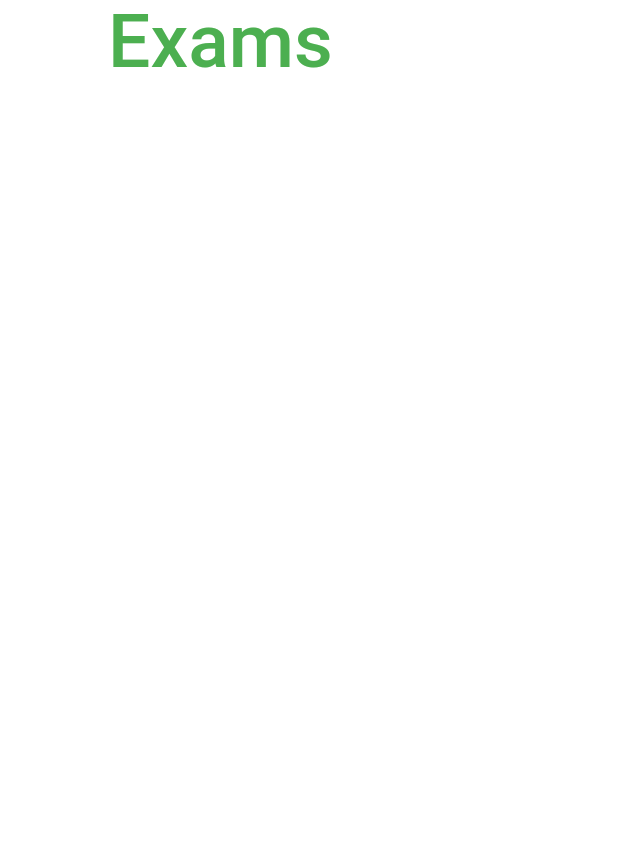
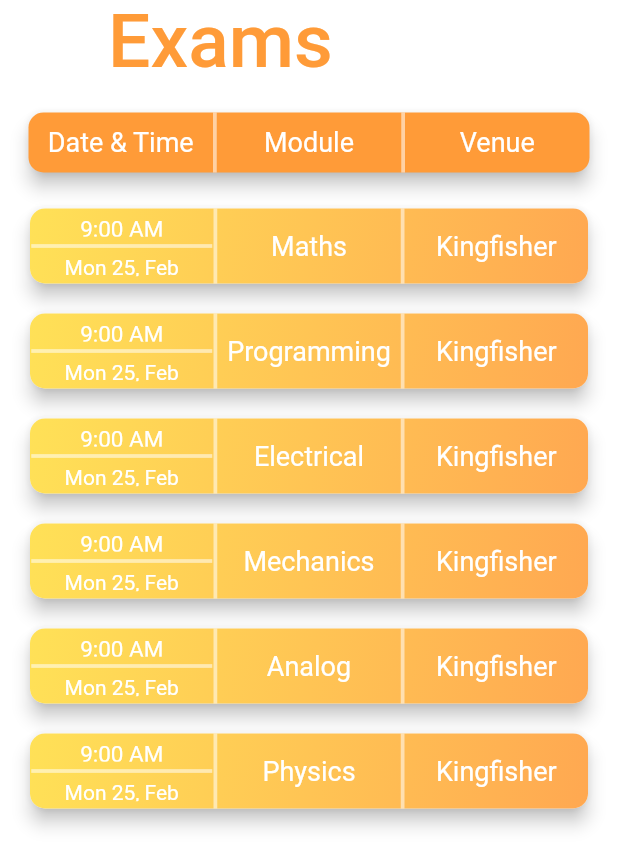
Before and after one commit to abishek-bupathi/college-companion, a Flutter app: the Exams screen opened directly, on a phone screen of 412 x 824 dp. Shown: the top 867 px of the screen. Run offline on Flutter 3.47's test engine with Material 2 defaults, Android fonts, the phone set to English and light mode, and no system bars; our stand-ins replace flutter_calendar_carousel, flutter_datetime_picker.

Commit message:
Added exam list view

```diff
--- a/lib/exams.dart
+++ b/lib/exams.dart
@@ -1,9 +1,18 @@
 import 'package:flutter/material.dart';
+import './main.dart';
 
-class Exams extends StatelessWidget{
+class Exams extends StatefulWidget{
 
   @override
+  _ExamsState createState() => _ExamsState();
+}
+
+class _ExamsState extends State<Exams> {
+  @override
   Widget build(BuildContext context) {
+    int orange_dark = 0xFFFF9B38;
+    List<String> examList = MyApp().modules;
+    double width = (MediaQuery.of(context).size.width - 50)/3 ;
     return Container(
       color: Colors.white,
       child: Scaffold(
@@ -13,9 +22,142 @@ class Exams extends StatelessWidget{
             elevation: 0,
             backgroundColor: Colors.transparent,
             title: Text('Exams',
-                style: TextStyle(fontSize: 50, color: Colors.green)),
-          )
+                style: TextStyle(fontSize: 50, color: Color(orange_dark))),
+          ),
+          body: Container(
+            padding: EdgeInsets.all(15),
+            child: Column(
+              children: <Widget>[
+
+                Card(
+                    color: Color(orange_dark),
+                    shape: RoundedRectangleBorder( borderRadius: BorderRadius.circular(10), ),
+                    elevation: 5,
+                    child: Container(
+                      height: 40,
+                      child: Row(
+                        mainAxisAlignment: MainAxisAlignment.spaceEvenly,
+                        children: <Widget>[
+                           SizedBox(
+                             width: width,
+                             child: Text("Date & Time", style: TextStyle(color: Colors.white, fontSize: 18,),textAlign: TextAlign.center,),
+                           ),
+                          Container(color: Colors.white54, width: 2.5,),
+                          SizedBox(
+                            width: width,
+                            child: Text("Module", style: TextStyle(color: Colors.white, fontSize: 18),textAlign: TextAlign.center,),
+                          ),
+                          Container(color: Colors.white54, width: 2.5,),
+                          SizedBox(
+                            width: width,
+                            child: Text("Venue", style: TextStyle(color: Colors.white, fontSize: 18),textAlign: TextAlign.center,),
+                          ),
+
+                        ],
+                      ),
+                    ),
+                  ),
+                Expanded(
+                  child: Container(
+                    padding: EdgeInsets.fromLTRB(0, 10, 0, 0),
+                    child: new ListView.builder(
+                      physics: BouncingScrollPhysics(),
+
+                      itemBuilder: (_, int index) {
+                        return GestureDetector(
+                          child: ItemExam(examList[index], "9:00 AM", "Mon 25, Feb", "Kingfisher", width),
+                          onTap: () {
+                            showDialog(
+                                context: context,
+                                barrierDismissible: false,
+                                builder: (context) => editExamDialog(
+                                    context,
+                                ));
+                          },
+                        );
+                      },
+                      itemCount: examList.length,
+                    ),
+                  ),
+                )
+
+              ],
+      ),
+      ),
       ),
     );
   }
 }
+
+class ItemExam extends StatefulWidget {
+  String module, venue;
+  var date, time;
+  double width;
+
+  ItemExam(this.module, this.time, this.date, this.venue, this.width);
+
+  @override
+  _ItemExamState createState() => _ItemExamState();
+}
+
+class _ItemExamState extends State<ItemExam> {
+  @override
+  Widget build(BuildContext context) {
+    return new Card(
+      elevation: 5,
+      margin: EdgeInsets.fromLTRB(5, 10, 5, 10),
+      shape: RoundedRectangleBorder(
+          borderRadius: BorderRadius.all(Radius.circular(10))),
+      child: Container(
+        height: 50,
+        decoration: BoxDecoration(
+          borderRadius: BorderRadius.circular(10),
+          gradient: LinearGradient(
+            colors: [Color(0xFFFFE157), Color(0xFFFFA851)],
+            begin: Alignment.topLeft,
+            end: Alignment.bottomRight,
+          ),
+        ),
+        child: Row(
+          mainAxisAlignment: MainAxisAlignment.spaceEvenly,
+          children: <Widget>[
+            SizedBox(
+                child: Column(
+                  crossAxisAlignment: CrossAxisAlignment.center,
+                  mainAxisAlignment: MainAxisAlignment.spaceEvenly,
+                  children: <Widget>[
+                    SizedBox(
+                      child: Text(widget.time,style: TextStyle(color: Colors.white,fontSize: 15), textAlign: TextAlign.center,),
+                      width: widget.width,
+                      height: 14,
+                    ),
+                    Container(color: Colors.white54, height: 2.5),
+                    SizedBox(
+                      child: Text(widget.date, style: TextStyle(color: Colors.white), textAlign: TextAlign.center,),
+                      width: widget.width,
+                      height: 14,
+                    ),
+
+            ],),
+            width: widget.width,
+            ),
+            Container(color: Colors.white54, width: 2.5),
+            SizedBox(
+              width: widget.width,
+              child: Text(widget.module, style: TextStyle(color: Colors.white, fontSize: 18),textAlign: TextAlign.center,overflow: TextOverflow.ellipsis,),
+            ),
+            Container(color: Colors.white54, width: 2.5,),
+            SizedBox(
+              width: widget.width,
+              child: Text(widget.venue, style: TextStyle(color: Colors.white, fontSize: 18),textAlign: TextAlign.center,),
+            ),
+          ],
+        ),
+      ),
+    );
+  }
+}
+
+editExamDialog(BuildContext context){
+
+}
--- a/lib/main.dart
+++ b/lib/main.dart
@@ -92,7 +92,7 @@ class MyAppState extends State<MyApp>{
                 backgroundColor: Colors.white,
                 activeIcon: Icon(
                   CustomIcons.test,
-                  color: Color(0xFF00a064),
+                  color: Color(0xFFFF9B38),
                   size: 30,
                 ),
                 title: Text('Exam'),
@@ -101,7 +101,7 @@ class MyAppState extends State<MyApp>{
                 icon: Icon(CustomIcons.calendar),
                 backgroundColor: Colors.white,
                 activeIcon: Icon(
-                  CustomIcons.calendar, color: Color(0xFFff8000), size: 30,),
+                  CustomIcons.calendar, color: Color(0xFF409F78), size: 30,),
                 title: Text('Classes'),
               ),
               BottomNavigationBarItem(
```
